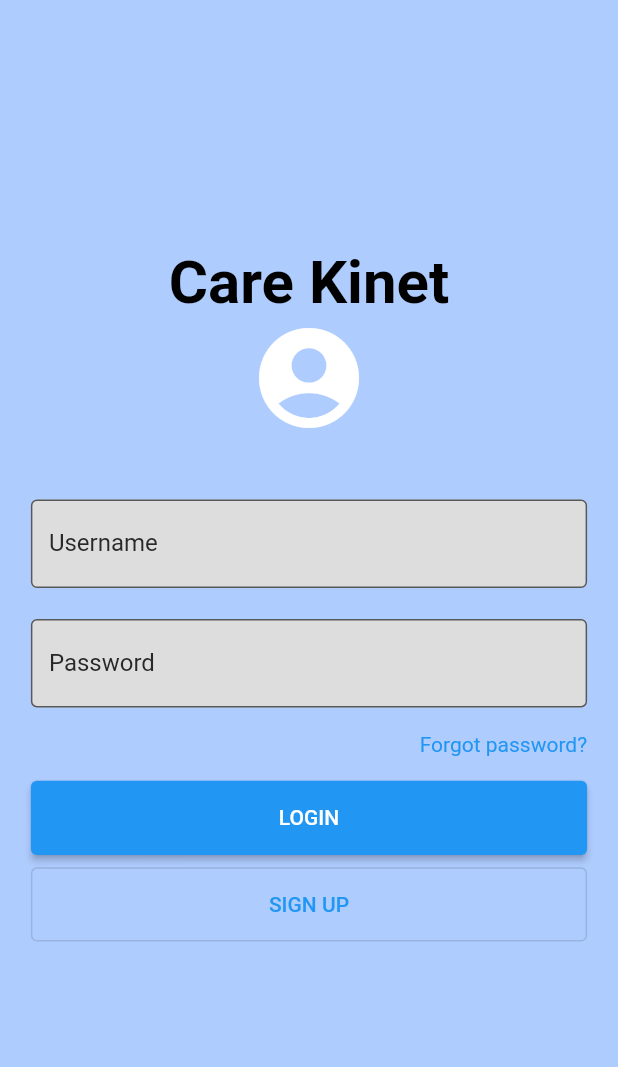
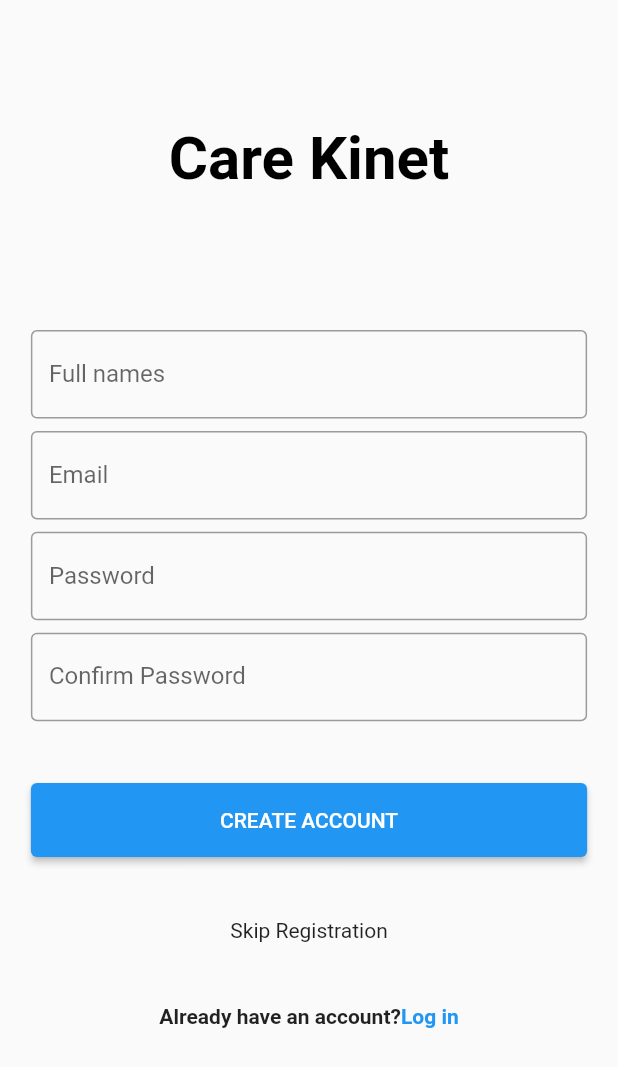
Before and after one commit to kithekadk/carekinet, a Flutter app: the Login screen opened directly, after a tap on "SIGN UP", on a phone screen of 412 x 824 dp. Shown: the top 1067 px of the screen. Run offline on Flutter 3.47's test engine with Material 2 defaults, Android fonts, the phone set to English and light mode, and no system bars.

Commit message:
added register design

```diff
--- a/lib/screens/login.dart
+++ b/lib/screens/login.dart
@@ -1,3 +1,4 @@
+import 'package:carekinet/screens/registerPatient.dart';
 import 'package:flutter/material.dart';
 
 class Login extends StatelessWidget {
@@ -6,8 +7,15 @@ class Login extends StatelessWidget {
   @override
   Widget build(BuildContext context) {
     return Scaffold(
-      backgroundColor: Color.fromARGB(255, 175, 204, 254),
-      body: loginPage(context),
+      backgroundColor: const Color.fromARGB(255, 175, 204, 254),
+      body: Stack(
+        children: [
+          Image.asset('assets/loginbg.png', fit: BoxFit.cover, width: double.infinity, height: double.infinity,),
+          Center(
+            child: loginPage(context),
+          )
+        ],
+      ),
     );
   }
 }
@@ -20,7 +28,7 @@ Widget loginPage(BuildContext context) {
       children: [
         Container(
           alignment: Alignment.center,
-          margin: EdgeInsets.only(top: size.height * 0.2),
+          margin: EdgeInsets.only(top: size.height * 0.13),
           child: const Text(
             'Care Kinet',
             style: TextStyle(fontSize: 40, color: Colors.black, fontWeight: FontWeight.bold),
@@ -48,7 +56,7 @@ Widget loginPage(BuildContext context) {
           margin: EdgeInsets.only(top: size.width * 0.05),
           width: size.width * 0.9,
           child: const TextField(
-            obscureText: true,
+            obscureText: true, // hide text for password inputs
             decoration: InputDecoration(
               labelText: 'Password' ,
               labelStyle: TextStyle(color: Color.fromARGB(255, 40, 40, 40)),
@@ -94,7 +102,7 @@ Widget loginPage(BuildContext context) {
               height: size.height * 0.06,
               margin: EdgeInsets.only(top: size.height * 0.01),
               child: OutlinedButton(onPressed: ()=>{
-
+                Navigator.push(context, MaterialPageRoute(builder: (context)=> const RegisterPatient()))
               }, child: const Text('SIGN UP')),
             )
           ],
--- /dev/null
+++ b/lib/screens/registerPatient.dart
@@ -0,0 +1,93 @@
+import 'package:carekinet/screens/login.dart';
+import 'package:flutter/material.dart';
+
+class RegisterPatient extends StatelessWidget {
+  const RegisterPatient({super.key});
+
+  @override
+  Widget build(BuildContext context) {
+    return Scaffold(
+      body: registerPatient(context),
+    );
+  }
+}
+
+Widget registerPatient(BuildContext context) {
+  Size size = MediaQuery.of(context).size;
+  return SingleChildScrollView(
+      child: Center(
+    child: Column(
+      children: [
+        Container(
+          alignment: Alignment.center,
+          margin: EdgeInsets.symmetric(vertical: size.height * 0.10),
+          child: const Text(
+            'Care Kinet',
+            style: TextStyle(fontSize: 40, color: Colors.black, fontWeight: FontWeight.bold),
+          ),
+        ),
+        Container(
+          alignment: Alignment.center,
+          margin: EdgeInsets.symmetric(vertical: size.height * 0.01),
+          width: size.width * 0.9,
+          child: const TextField(
+            decoration: InputDecoration(
+                labelText: 'Full names', border: OutlineInputBorder()),
+          ),
+        ),
+        Container(
+          width: size.width * 0.9,
+          child: const TextField(
+            decoration: InputDecoration(
+                labelText: 'Email', border: OutlineInputBorder()),
+          ),
+        ),
+        Container(
+          margin: EdgeInsets.symmetric(vertical: size.height * 0.01),
+          width: size.width * 0.9,
+          child: const TextField(
+            decoration: InputDecoration(
+                labelText: 'Password', border: OutlineInputBorder()),
+          ),
+        ),
+        Container(
+          width: size.width * 0.9,
+          child: const TextField(
+            decoration: InputDecoration(
+                labelText: 'Confirm Password', border: OutlineInputBorder()),
+          ),
+        ),
+        Container(
+          margin: EdgeInsets.only(top: size.width * 0.1),
+          width: size.width * 0.9,
+          height: size.height * 0.06,
+          child: ElevatedButton(onPressed: ()=>{
+
+          }, child: Text('CREATE ACCOUNT')),
+        ),
+        Container(
+          margin: EdgeInsets.only(top: size.width * 0.1),
+          child: GestureDetector(
+            onTap: ()=>{
+
+            },child: Text('Skip Registration'),
+          ),
+        ),
+        Container(
+           margin: EdgeInsets.only(top: size.width * 0.1),
+          child: Row(
+            mainAxisAlignment: MainAxisAlignment.center,
+            children: [
+              const Text('Already have an account?', style: TextStyle(fontWeight: FontWeight.bold),),
+              GestureDetector(
+                onTap: ()=>{
+                  Navigator.push(context, MaterialPageRoute(builder: (context)=> Login()))
+                }, child: const Text('Log in', style: TextStyle(color: Colors.blue, fontWeight: FontWeight.bold),
+              ),)
+            ],
+          ),
+        )
+      ],
+    ),
+  ));
+}
--- a/pubspec.yaml
+++ b/pubspec.yaml
@@ -63,6 +63,7 @@ flutter:
   - assets/african-nurse.jpg
   - assets/nurse.png
   - assets/welcome.jpeg
+  - assets/loginbg.png
   #   - images/a_dot_burr.jpeg
   #   - images/a_dot_ham.jpeg
 
```
Also changed, not shown: assets/loginbg.png (added).
